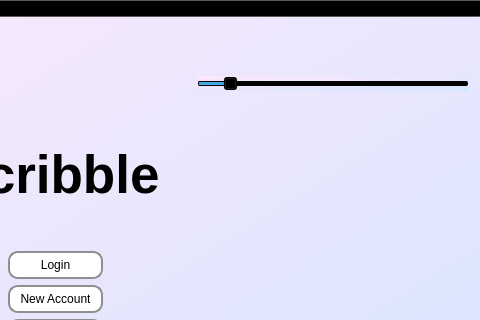
Qt form Skribbl App/ClientGUI/clientgui.ui (codralexandra/ProjectModernCpp-Particular-Science) before a commit; both pictures show x 364 to 844 and y 0 to 320 of the 844 by 564 pixel window.
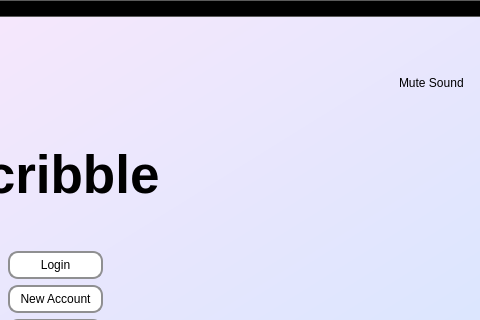
The same form after that commit.

Commit message: Added Settings page with volume slider, added mute button on main window (doesn't really work), added sound manager class & image assets for mute button

What changed in the file:
```diff
--- a/Skribbl App/ClientGUI/clientgui.ui
+++ b/Skribbl App/ClientGUI/clientgui.ui
@@ -252,13 +252,13 @@
       </property>
      </spacer>
     </item>
-    <item row="0" column="2">
-     <widget class="QSlider" name="songVolume">
-      <property name="sliderPosition">
-       <number>10</number>
+    <item row="0" column="2" alignment="Qt::AlignRight">
+     <widget class="QRadioButton" name="soundMuteCheck">
+      <property name="styleSheet">
+       <string notr="true">background : transparent</string>
       </property>
-      <property name="orientation">
-       <enum>Qt::Horizontal</enum>
+      <property name="text">
+       <string>Mute Sound</string>
       </property>
      </widget>
     </item>
```
Left out of the diff: 32 changed lines with no effect on the pictures. The commit also changes 13 other files.
